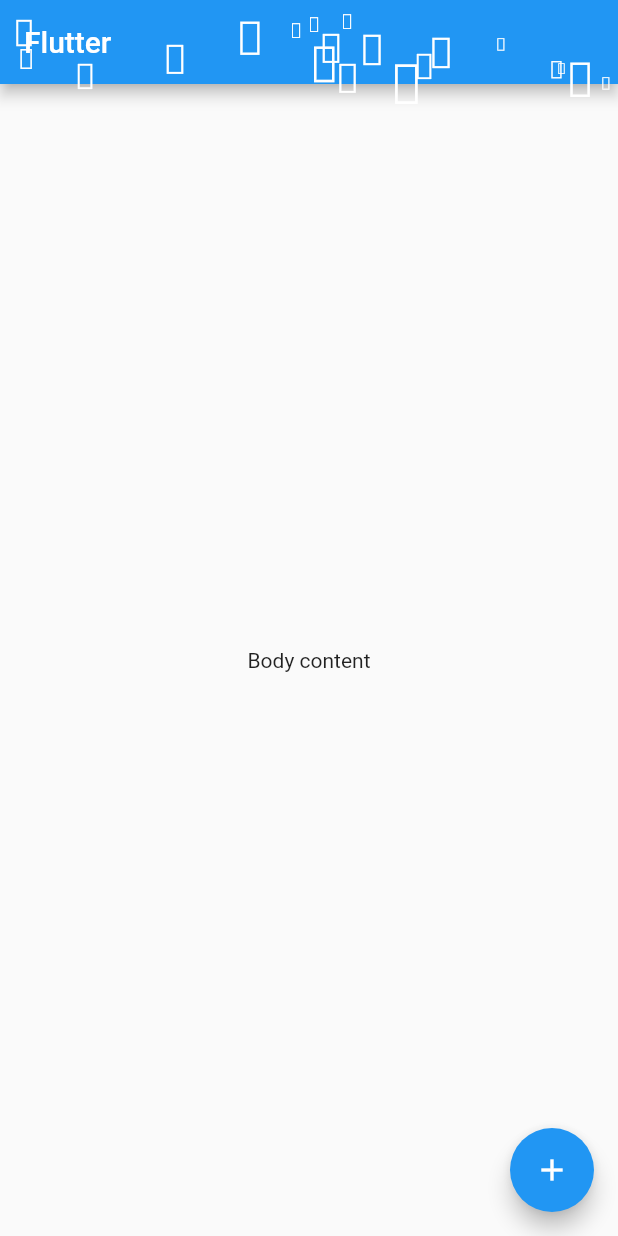
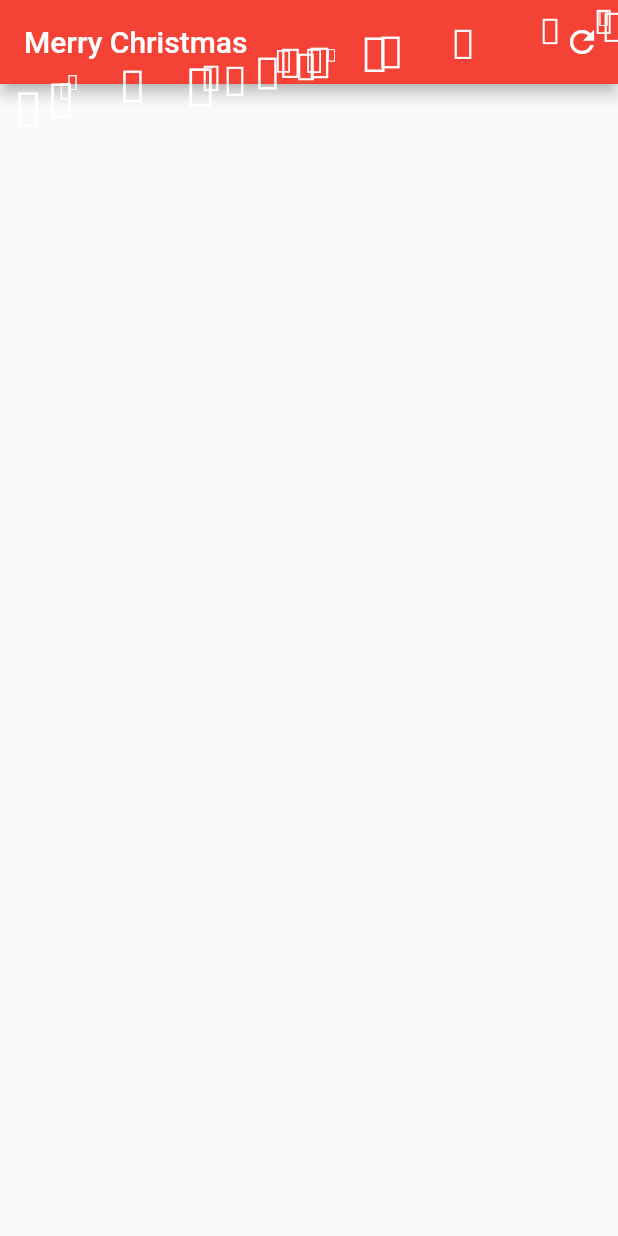
Before and after one commit to ttpho/BoringAppBar, a Flutter app: the screen it shows after launch, on a phone screen of 412 x 824 dp. Run offline on Flutter 3.47's test engine with Material 2 defaults, Android fonts, the phone set to English and light mode, and no system bars.

Commit message:
Merry Christmas

```diff
--- a/boring_app_bar/lib/main.dart
+++ b/boring_app_bar/lib/main.dart
@@ -7,7 +7,7 @@ class MyApp extends StatelessWidget {
   @override
   Widget build(BuildContext context) {
     return MaterialApp(
-      home: MyHomePage(title: 'Flutter'),
+      home: MyHomePage(title: 'Merry Christmas'),
     );
   }
 }
@@ -22,35 +22,28 @@ class MyHomePage extends StatefulWidget {
 }
 
 class _MyHomePageState extends State<MyHomePage> {
-  int _counter = 0;
-
-  void _incrementCounter() {
-    setState(() {
-      _counter++;
-    });
-  }
-
   @override
   Widget build(BuildContext context) {
     return Scaffold(
       appBar: BoringAppBar(
           contentAppBar: AppBar(
+        backgroundColor: Colors.red,
         title: Text(widget.title),
+        actions: <Widget>[
+          IconButton(
+            icon: Icon(
+              Icons.refresh,
+              color: Colors.white,
+            ),
+            onPressed: () {
+              setState(() {
+                // random background
+              });
+            },
+          )
+        ],
       )),
-      body: Center(
-        child: Column(
-          mainAxisAlignment: MainAxisAlignment.center,
-          children: <Widget>[
-            Text(
-              'Body content',
-            ),
-          ],
-        ),
-      ),
-      floatingActionButton: FloatingActionButton(
-        onPressed: _incrementCounter,
-        child: Icon(Icons.add),
-      ),
+      body: Center(),
     );
   }
 }
```
Also changed, not shown: boring_app_bar/lib/boring_appbar.dart (+16 -8 lines), 2 other files.
